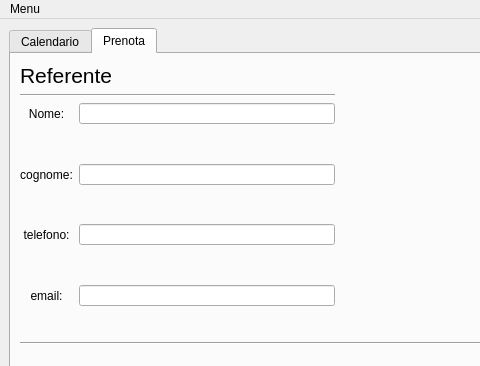
Before: the Qt Designer form gui.ui in LucioPg/ErbaVento, drawn with Qt 5; both pictures show x 0 to 480 and y 0 to 366 of the 862 by 885 pixel window.
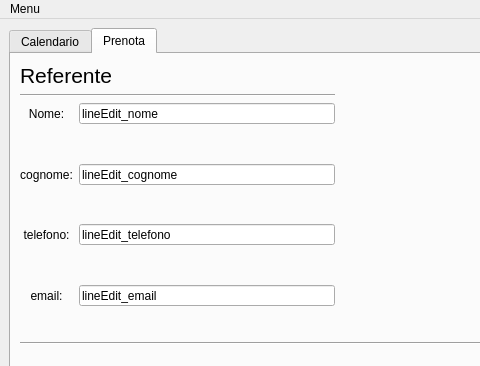
After: the same form once the commit is applied. The open tabs and pages were chosen to show the change. Custom widgets are drawn as their Qt base class.

```diff
--- a/gui.ui
+++ b/gui.ui
@@ -980,6 +980,9 @@
                                                                           <height>21</height>
                                                                       </size>
                                                                   </property>
+                                                                  <property name="text">
+                                                                      <string>lineEdit_nome</string>
+                                                                  </property>
                                                               </widget>
                                                           </item>
                                                       </layout>
@@ -1026,6 +1029,9 @@
                                                                           <height>21</height>
                                                                       </size>
                                                                   </property>
+                                                                  <property name="text">
+                                                                      <string>lineEdit_cognome</string>
+                                                                  </property>
                                                               </widget>
                                                           </item>
                                                       </layout>
@@ -1072,6 +1078,9 @@
                                                                           <height>21</height>
                                                                       </size>
                                                                   </property>
+                                                                  <property name="text">
+                                                                      <string>lineEdit_telefono</string>
+                                                                  </property>
                                                               </widget>
                                                           </item>
                                                       </layout>
@@ -1118,6 +1127,9 @@
                                                                           <height>21</height>
                                                                       </size>
                                                                   </property>
+                                                                  <property name="text">
+                                                                      <string>lineEdit_email</string>
+                                                                  </property>
                                                               </widget>
                                                           </item>
                                                       </layout>
@@ -1341,6 +1353,11 @@
             <extends>QPushButton</extends>
             <header location="global">kwidget.myprogressbutton.myprogressbutton_main</header>
         </customwidget>
+        <customwidget>
+            <class>MyLineEdit</class>
+            <extends>QLineEdit</extends>
+            <header>kwidget.mylineEdit.mylineEdit</header>
+        </customwidget>
     </customwidgets>
  <resources/>
  <connections/>
```
Left out of the diff: 57 changed lines with no effect on the pictures.
